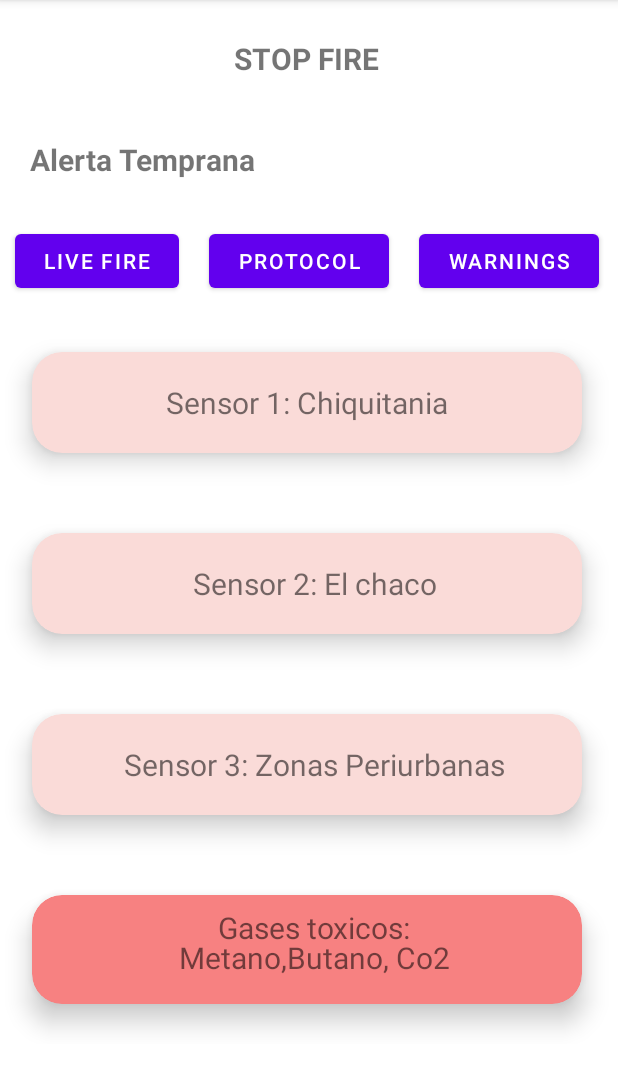
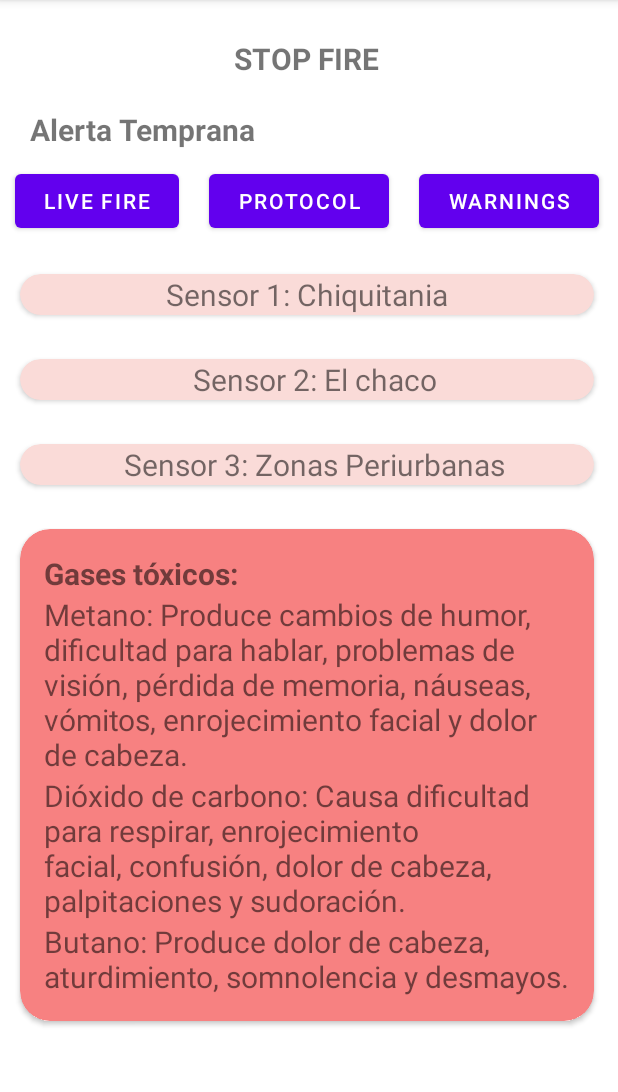
Before and after one commit to ValexLaz/FireProject, an Android app: the SensoresActivity screen opened directly, with no data from a screen before it, on a phone screen of 412 x 824 dp, the part 84-1176 px from its top. Run offline under Robolectric (Android 15) with nearby library versions, the phone set to English and light mode, and no system bars.

Commit message:
Sensores

```diff
--- a/app/src/main/res/layout/activity_sensores.xml
+++ b/app/src/main/res/layout/activity_sensores.xml
@@ -31,9 +31,7 @@
                 android:layout_width="wrap_content"
                 android:layout_height="wrap_content"
                 android:layout_gravity="left"
-                android:layout_marginTop="20dp"
                 android:layout_marginLeft="20dp"
-                android:layout_marginBottom="20dp"
                 android:text="Alerta Temprana"
                 android:textSize="20sp"
                 android:textStyle="bold" />
@@ -72,11 +70,9 @@
             <androidx.cardview.widget.CardView
                 android:layout_width="match_parent"
                 android:layout_height="wrap_content"
-                app:cardElevation="10dp"
                 app:cardCornerRadius="20dp"
                 android:layout_margin="5dp"
                 app:cardBackgroundColor="#FADBD8"
-                app:cardMaxElevation="8dp"
                 app:cardPreventCornerOverlap="true"
                 app:cardUseCompatPadding="true"
                 >
@@ -85,8 +81,6 @@
                     android:layout_width="wrap_content"
                     android:layout_height="wrap_content"
                     android:layout_gravity="center"
-                    android:layout_marginTop="20dp"
-                    android:layout_marginBottom="20dp"
                     android:text="Sensor 1: Chiquitania"
                     android:textSize="20sp"
                     android:textStyle="" />
@@ -94,11 +88,9 @@
             <androidx.cardview.widget.CardView
                 android:layout_width="match_parent"
                 android:layout_height="wrap_content"
-                app:cardElevation="10dp"
                 app:cardCornerRadius="20dp"
                 android:layout_margin="5dp"
                 app:cardBackgroundColor="#FADBD8"
-                app:cardMaxElevation="8dp"
                 app:cardPreventCornerOverlap="true"
                 app:cardUseCompatPadding="true"
                 >
@@ -107,8 +99,6 @@
                     android:layout_width="wrap_content"
                     android:layout_height="wrap_content"
                     android:layout_gravity="bottom|center_horizontal"
-                    android:layout_marginTop="20dp"
-                    android:layout_marginBottom="20dp"
                     android:text="Sensor 2: El chaco"
                     android:layout_marginLeft="5dp"
                     android:textSize="20sp"
@@ -117,11 +107,9 @@
             <androidx.cardview.widget.CardView
                 android:layout_width="match_parent"
                 android:layout_height="wrap_content"
-                app:cardElevation="10dp"
                 app:cardCornerRadius="20dp"
                 android:layout_margin="5dp"
                 app:cardBackgroundColor="#FADBD8"
-                app:cardMaxElevation="8dp"
                 app:cardPreventCornerOverlap="true"
                 app:cardUseCompatPadding="true"
                 >
@@ -130,8 +118,6 @@
                     android:layout_height="wrap_content"
                     android:text="Sensor 3: Zonas Periurbanas"
                     android:layout_gravity="bottom|center_horizontal"
-                    android:layout_marginTop="20dp"
-                    android:layout_marginBottom="20dp"
                     android:textSize="20sp"
                     android:layout_marginLeft="5dp"
                     android:textStyle=""
@@ -140,37 +126,52 @@
             <androidx.cardview.widget.CardView
                 android:layout_width="match_parent"
                 android:layout_height="wrap_content"
-                app:cardElevation="10dp"
                 app:cardCornerRadius="20dp"
                 android:layout_margin="5dp"
                 app:cardBackgroundColor="#F78181"
-                app:cardMaxElevation="8dp"
                 app:cardPreventCornerOverlap="true"
                 app:cardUseCompatPadding="true"
                 >
+
+                <LinearLayout
+                    android:layout_width="match_parent"
+                    android:layout_height="wrap_content"
+                    android:orientation="vertical"
+                    android:padding="16dp">
+
                 <TextView
                     android:layout_width="wrap_content"
                     android:layout_height="wrap_content"
-                    android:text="Gases toxicos:"
-                    android:layout_gravity="center"
-                    android:layout_marginTop="5dp"
-                    android:layout_marginBottom="20dp"
+                    android:text="Gases tóxicos:"
                     android:textSize="20sp"
-                    android:layout_marginLeft="5dp"
-                    android:textStyle=""
+                    android:textStyle="bold"
                     />
+
                 <TextView
                     android:layout_width="wrap_content"
                     android:layout_height="wrap_content"
-                    android:text="Metano,Butano, Co2"
-                    android:layout_gravity="center"
-                    android:layout_marginTop="25dp"
-                    android:layout_marginBottom="20dp"
+                    android:text="Metano: Produce cambios de humor, dificultad para hablar, problemas de visión, pérdida de memoria, náuseas, vómitos, enrojecimiento facial y dolor de cabeza."
                     android:textSize="20sp"
-                    android:layout_marginLeft="5dp"
-                    android:textStyle=""
                     />
-            </androidx.cardview.widget.CardView>
-        </LinearLayout>
+
+                <TextView
+                    android:layout_width="wrap_content"
+                    android:layout_height="wrap_content"
+                    android:text="Dióxido de carbono: Causa dificultad para respirar, enrojecimiento facial, confusión, dolor de cabeza, palpitaciones y sudoración."
+                    android:textSize="20sp"
+                    />
+
+                <TextView
+                    android:layout_width="wrap_content"
+                    android:layout_height="wrap_content"
+                    android:text="Butano: Produce dolor de cabeza, aturdimiento, somnolencia y desmayos."
+                    android:textSize="20sp"
+                    />
+
+            </LinearLayout>
+
+    </androidx.cardview.widget.CardView>
+
+</LinearLayout>
     </ScrollView>
 </androidx.constraintlayout.widget.ConstraintLayout>
```
